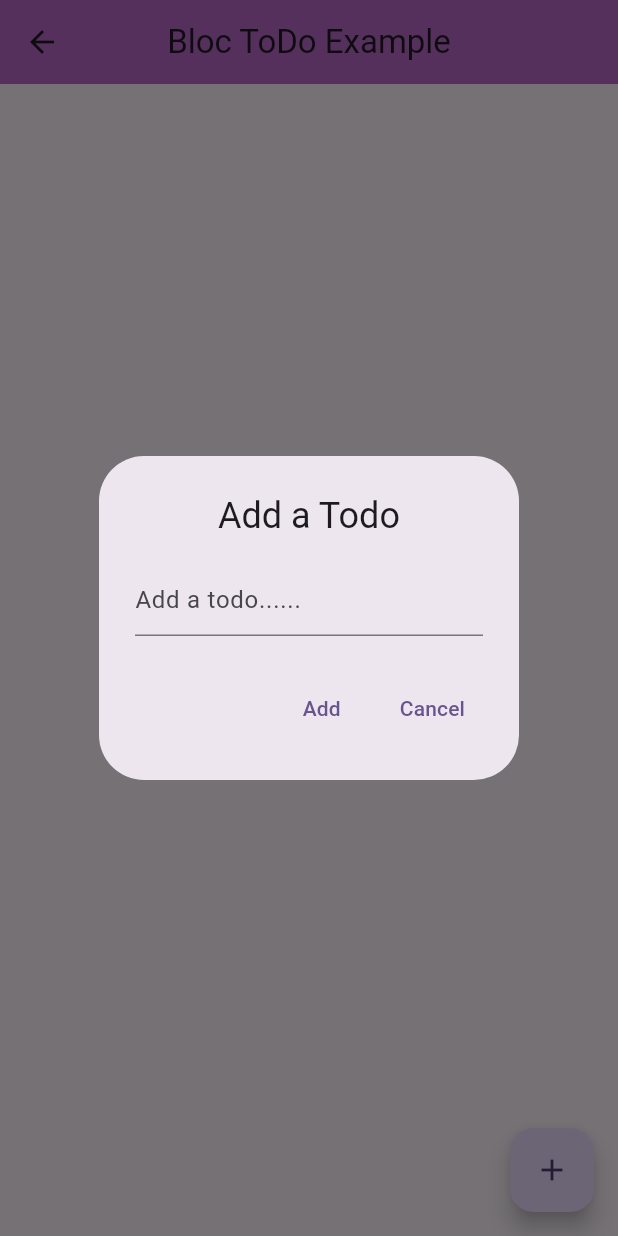
After one commit to rn-byte/State_management, a Flutter app: the TodoScreen screen opened directly, after a tap on the "add" icon, on a phone screen of 412 x 824 dp. The commit adds this screen. Run offline on Flutter 3.47's test engine with Material 3 defaults, Android fonts, the phone set to English and light mode, and no system bars; our stand-ins replace bloc, equatable, flutter_bloc, get, image_picker, shared_preferences; accounts and stored records are empty.

Commit message:
Flutter Bloc Insert & Delete Data from List added

```diff
--- /dev/null
+++ b/bloc_st_mgmt/lib/bloc/todo/todo_block.dart
@@ -0,0 +1,25 @@
+import 'package:bloc/bloc.dart';
+import 'package:bloc_st_mgmt/bloc/todo/todo_events.dart';
+import 'package:bloc_st_mgmt/bloc/todo/todo_state.dart';
+
+class TodoBlock extends Bloc<TodoEvents, TodoState> {
+  final List<String> taskList = [];
+  TodoBlock() : super(const TodoState()) {
+    on<AddTodoEvent>(_addTodo);
+    on<RemoveTodoEvent>(_removeTodo);
+    on<DisplayTodoEvent>(_displayTodo);
+  }
+  void _addTodo(AddTodoEvent events, Emitter<TodoState> emit) {
+    taskList.add(events.taskName);
+    emit(state.copyWith(toDoVal: List.from(taskList)));
+  }
+
+  void _removeTodo(RemoveTodoEvent events, Emitter<TodoState> emit) {
+    taskList.remove(events.taskObj);
+    emit(state.copyWith(toDoVal: List.from(taskList)));
+  }
+
+  void _displayTodo(DisplayTodoEvent events, Emitter<TodoState> emit) {
+    emit(state.copyWith(toDoVal: state.todoList));
+  }
+}
--- /dev/null
+++ b/bloc_st_mgmt/lib/bloc/todo/todo_events.dart
@@ -0,0 +1,25 @@
+import 'package:equatable/equatable.dart';
+
+abstract class TodoEvents extends Equatable {
+  const TodoEvents();
+}
+
+class AddTodoEvent extends TodoEvents {
+  final String taskName;
+  const AddTodoEvent({required this.taskName});
+  @override
+  List<Object?> get props => [taskName];
+}
+
+class RemoveTodoEvent extends TodoEvents {
+  final Object taskObj;
+  const RemoveTodoEvent({required this.taskObj});
+
+  @override
+  List<Object?> get props => [taskObj];
+}
+
+class DisplayTodoEvent extends TodoEvents {
+  @override
+  List<Object?> get props => [];
+}
--- /dev/null
+++ b/bloc_st_mgmt/lib/bloc/todo/todo_state.dart
@@ -0,0 +1,13 @@
+import 'package:equatable/equatable.dart';
+
+class TodoState extends Equatable {
+  final List<String> todoList;
+  const TodoState({this.todoList = const []});
+
+  TodoState copyWith({List<String>? toDoVal}) {
+    return TodoState(todoList: toDoVal ?? todoList);
+  }
+
+  @override
+  List<Object?> get props => [todoList];
+}
--- /dev/null
+++ b/bloc_st_mgmt/lib/ui/todo_example/todo_screen.dart
@@ -0,0 +1,148 @@
+import 'package:bloc_st_mgmt/bloc/todo/todo_block.dart';
+import 'package:bloc_st_mgmt/bloc/todo/todo_events.dart';
+import 'package:bloc_st_mgmt/bloc/todo/todo_state.dart';
+import 'package:flutter/material.dart';
+import 'package:flutter_bloc/flutter_bloc.dart';
+import 'package:shared_preferences/shared_preferences.dart';
+
+class TodoScreen extends StatefulWidget {
+  const TodoScreen({super.key});
+
+  @override
+  State<TodoScreen> createState() => _TodoScreenState();
+}
+
+class _TodoScreenState extends State<TodoScreen> {
+  List<String> datum = [];
+  TextEditingController todoController = TextEditingController();
+
+  Future<void> addData(String todo) async {
+    SharedPreferences sp = await SharedPreferences.getInstance();
+    setState(() {
+      datum.add(todo);
+      sp.setStringList('todo', datum);
+      debugPrint(datum.toString());
+    });
+  }
+
+  Future<void> getData() async {
+    SharedPreferences sp = await SharedPreferences.getInstance();
+    setState(() {
+      datum = sp.getStringList('todo') ?? [];
+      debugPrint(datum.toString());
+    });
+  }
+
+  Future<void> removeData(String value) async {
+    SharedPreferences sp = await SharedPreferences.getInstance();
+    setState(() {
+      datum.remove(value);
+      sp.setStringList('todo', datum);
+      debugPrint(datum.toString());
+    });
+  }
+
+  @override
+  void initState() {
+    super.initState();
+    getData();
+  }
+
+  @override
+  Widget build(BuildContext context) {
+    debugPrint("BUILD");
+    return Scaffold(
+      appBar: AppBar(
+        title: const Text('Bloc ToDo Example'),
+        centerTitle: true,
+        backgroundColor: Colors.purple[300],
+      ),
+      body: Container(
+        margin: const EdgeInsets.symmetric(horizontal: 10),
+        child: BlocBuilder<TodoBlock, TodoState>(
+          builder: (context, state) {
+            return state.todoList.isEmpty
+                ? const Center(
+                    child: Text('Add a TODO...'),
+                  )
+                : ListView.builder(
+                    itemCount: state.todoList.length,
+                    itemBuilder: (context, index) {
+                      return ListTile(
+                        title: Text(state.todoList[index]),
+                        trailing: GestureDetector(
+                          onTap: () {
+                            context.read<TodoBlock>().add(RemoveTodoEvent(
+                                taskObj: state.todoList[index]));
+                          },
+                          child: const Icon(Icons.delete),
+                        ),
+                      );
+                    },
+                  );
+          },
+        ),
+        // datum.isEmpty
+        //     ? const Center(
+        //         child: Text("Add a Todo"),
+        //       )
+        //     : ListView.builder(
+        //         itemCount: datum.length,
+        //         itemBuilder: (context, index) {
+        //           return Card(
+        //             child: ListTile(
+        //               title: Text(datum[index]),
+        //               trailing: GestureDetector(
+        //                   onTap: () {
+        //                     removeData(datum[index]);
+        //                   },
+        //                   child: const Icon(Icons.delete)),
+        //             ),
+        //           );
+        //         },
+        //       ),
+      ),
+      floatingActionButton: FloatingActionButton(
+        onPressed: () {
+          showDialog(
+            context: context,
+            builder: (context) {
+              return AlertDialog(
+                title: const Text(
+                  'Add a Todo',
+                  textAlign: TextAlign.center,
+                ),
+                content: TextFormField(
+                  controller: todoController,
+                  decoration:
+                      const InputDecoration(hintText: 'Add a todo......'),
+                ),
+                actions: [
+                  TextButton(
+                      onPressed: () {
+                        // addData(todoController.text.toString());
+
+                        context.read<TodoBlock>().add(AddTodoEvent(
+                            taskName: todoController.text.toString()));
+                        todoController.clear();
+                        Navigator.pop(context);
+                      },
+                      child: const Text('Add')),
+                  TextButton(
+                      onPressed: () {
+                        todoController.clear();
+                        Navigator.pop(context);
+                      },
+                      child: const Text('Cancel')),
+                ],
+                shape: RoundedRectangleBorder(
+                    borderRadius: BorderRadius.circular(30)),
+              );
+            },
+          );
+        },
+        child: const Icon(Icons.add),
+      ),
+    );
+  }
+}
--- a/bloc_st_mgmt/pubspec.yaml
+++ b/bloc_st_mgmt/pubspec.yaml
@@ -39,6 +39,7 @@ dependencies:
   flutter_bloc: ^8.1.6
   bloc: ^8.1.4
   image_picker: ^1.1.2
+  shared_preferences: ^2.2.3
 
 dev_dependencies:
   flutter_test:
```
Also changed, not shown: bloc_st_mgmt/lib/main.dart (+4 -6 lines), bloc_st_mgmt/lib/todo_service/model/todo_model.dart (added, +25 -0 lines), bloc_st_mgmt/lib/ui/home/home_screen.dart (added, +91 -0 lines), bloc_st_mgmt/lib/ui/image_picker_example/image_picker.dart (+7 -13 lines), bloc_st_mgmt/pubspec.lock, 1 other file.
